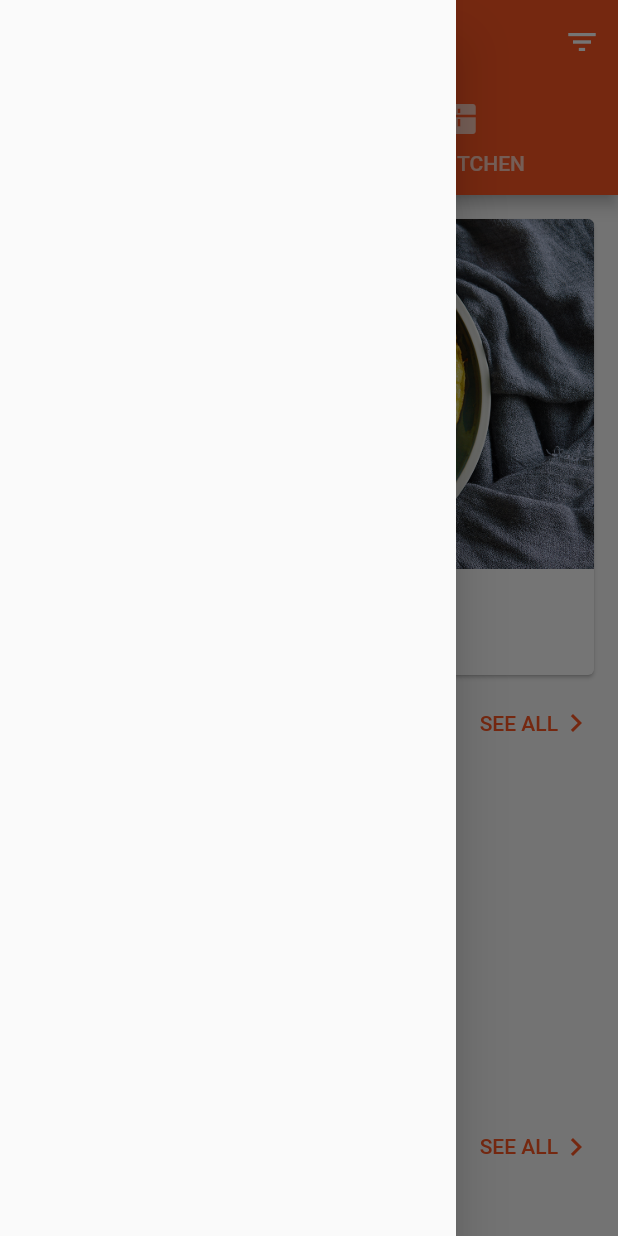
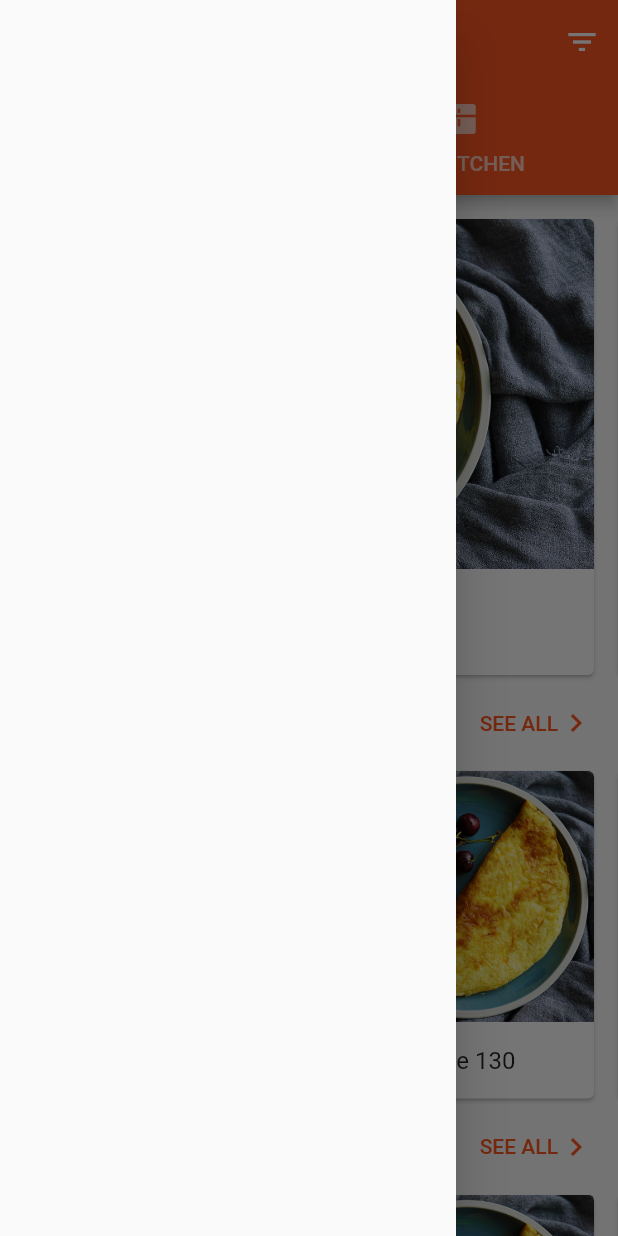
Before and after one commit to FizzyPopp/ChefCapp-Front, a Flutter app: the screen it shows after launch, in the side drawer, after a tap on "My History", on a phone screen of 412 x 824 dp. Run offline on Flutter 3.47's test engine with Material 2 defaults, Android fonts, the light colour scheme and no system bars; drawn by our look-alikes of auto_size_text; our stand-ins replace cloud_firestore, concentric_transition, firebase_auth; accounts and stored records are empty.

Commit message:
Main discover widget (the landing page) now generated from DiscoverController

```diff
--- a/chef_capp/lib/main.dart
+++ b/chef_capp/lib/main.dart
@@ -43,7 +43,7 @@ class Onboarding extends StatelessWidget {
                 child: Column(
                     children: <Widget>[
                       Image(
-                        image: AssetImage('assets/food.jpg'),
+                        image: AssetImage('assets/images/food.jpg'),
                       ),
                       SizedBox(height: 12.0),
                       Container(
--- a/chef_capp/lib/models/dummy.dart
+++ b/chef_capp/lib/models/dummy.dart
@@ -2,54 +2,57 @@ import 'package:chef_capp/index.dart';
 import 'dart:math';
 
 class Dummy {
-  static ID id(int seed) {
-    Random rnd = Random(seed);
+  static int _idStart = 0;
+
+  static ID id() {
     return ID(
-        rnd.nextInt(4096).toString()
+        (_idStart++).toString()
     );
   }
 
   static Recipe recipe(int seed) {
     Random rnd = Random(seed);
+    ID rID = id();
     return Recipe(
-        id(rnd.nextInt(100)),
-        "A Recipe Title",
+        rID,
+        "Recipe Title " + rID.hash,
         (1 + rnd.nextInt(179)),
         (1 + rnd.nextInt(179)),
         (1 + rnd.nextInt(599)),
         [tag(rnd.nextInt(100)), tag(rnd.nextInt(100))],
         [ingredient(rnd.nextInt(100)), ingredient(rnd.nextInt(100)), ingredient(rnd.nextInt(100))],
-        [equipment(rnd.nextInt(100)), equipment(rnd.nextInt(100))],
+        [equipment(), equipment()],
         [recipeStep(rnd.nextInt(100)), recipeStep(rnd.nextInt(100))],
-        Image.asset('assets/images/recipe00001.jpg',fit: BoxFit.cover)
+        Image.asset('assets/images/recipe00001.jpg',fit: BoxFit.cover) // fit does not belong in the model! what do?
     );
   }
 
   static RecipeCollection recipeCollection(int seed) {
     Random rnd = Random(seed);
+    ID rcID = id();
     return RecipeCollection(
-      id(rnd.nextInt(100)),
-      "A Collection Heading",
-      "A Collection Title",
+        rcID,
+      "Collection Heading " + rcID.hash,
+      "Collection Title " + rcID.hash,
       [recipe(rnd.nextInt(100)), recipe(rnd.nextInt(100))],
         Image.asset('assets/images/recipe00001.jpg',fit: BoxFit.cover)
     );
   }
 
-  static Equipment equipment(int seed) {
-    Random rnd = Random(seed);
-    List<String> names = ["oven", "chef's knife", "microwave", "stand mixer", "grater", "muffin tin", "wax paper", "whisk", "melon baller"];
+  static Equipment equipment() {
+    ID eID = id();
     return Equipment(
-        id(rnd.nextInt(100)),
-        names[rnd.nextInt(names.length)]
+        eID,
+        "equipment " + eID.hash
     );
   }
 
   static RecipeStep recipeStep(int seed) {
     Random rnd = Random(seed);
+    ID rsID = id();
     return RecipeStep(
-        id(rnd.nextInt(100)),
-        "description of a step",
+        rsID,
+        "description of step with id " + rsID.hash,
         [ingredient(rnd.nextInt(100)), ingredient(rnd.nextInt(100))] // this may break other code, as no guarantee that these ingredients are in the recipe
     );
   }
@@ -58,7 +61,7 @@ class Dummy {
     Random rnd = Random(seed);
     List<String> names = ["chicken", "potatoe", "garlic", "chocolate", "carrot", "apple", "orange", "rice", "venison"];
     return Ingredient(
-        id(rnd.nextInt(100)),
+        id(),
         names[rnd.nextInt(names.length)],
         (100 * rnd.nextDouble())
     );
@@ -68,7 +71,7 @@ class Dummy {
     Random rnd = Random(seed);
     List<String> names = ["spicy", "hot", "salty", "sweet", "gluten-free", "keto", "vegetarian", "lunch", "dinner", "breakfast", "dessert"];
     return Tag(
-        id(rnd.nextInt(100)),
+        id(),
         names[rnd.nextInt(names.length)]
     );
   }
@@ -76,7 +79,7 @@ class Dummy {
   static User user(int seed) {
     Random rnd = Random(seed);
     return User(
-        id(rnd.nextInt(100)),
+        id(),
         "loblaw@lawblog.com"
     );
   }
--- a/chef_capp/lib/models/id.dart
+++ b/chef_capp/lib/models/id.dart
@@ -1,4 +1,5 @@
 class ID {
-  final String hash;
-  ID(this.hash);
+  final String _hash;
+  ID(this._hash);
+  String get hash => _hash;
 }
--- a/chef_capp/lib/screens/authentication/login.dart
+++ b/chef_capp/lib/screens/authentication/login.dart
@@ -42,7 +42,7 @@ class _LoginPageState extends State<LoginPage> {
                   ),
                   SizedBox(height: 12.0),
                   Image(
-                    image: AssetImage('assets/food.jpg'),
+                    image: AssetImage('assets/images/food.jpg'),
                   ),
                 ],
                 mainAxisAlignment: MainAxisAlignment.center,
--- a/chef_capp/lib/screens/tabs/discover_homepage.dart
+++ b/chef_capp/lib/screens/tabs/discover_homepage.dart
@@ -41,7 +41,7 @@ List<Widget> buildWidgetList(
 class RecipeHomePage extends StatelessWidget {
   @override
   Widget build(BuildContext context) {
-    return VerticalCardListBuilder(dummyDiscoverHomepageList(context));
+    return VerticalCardListBuilder(ParentController.discoverController.dummyDiscoverHomepageList(context));
   }
 }
 
--- a/chef_capp/lib/services/discover.dart
+++ b/chef_capp/lib/services/discover.dart
@@ -7,53 +7,159 @@ class DiscoverController with ChangeNotifier {
   - Makes sure another db call is not made if recipe already stored locally, kind of like a cache
    */
 
-  List<RecipeCollection> hero;
-  List<Recipe> recent; // aka history
-  List<Recipe> favorite;
-  List<Recipe> custom;
+  List<RecipeCollectionData> hero;
+  List<RecipeData> recent; // aka history
+  List<RecipeData> favorite;
+  List<RecipeData> custom;
+  int _heroStart;
 
   DiscoverController() {
-    hero = List<RecipeCollection>();
-    recent = List<Recipe>();
-    favorite = List<Recipe>();
-    custom = List<Recipe>();
+    hero = List<RecipeCollectionData>();
+    recent = List<RecipeData>();
+    favorite = List<RecipeData>();
+    custom = List<RecipeData>();
+    _heroStart = 0;
   }
 
-  Widget _heroCard(BuildContext context, RecipeCollection recipeCollection, String heroID) {
+  String _genHeroID() {
+    return (_heroStart++).toString();
+  }
+
+  List<Widget> dummyDiscoverHomepageList(BuildContext context) {
+    Random rnd = Random(ParentController.SEED);
+
+    if (hero.length == 0) {
+      int lim = rnd.nextInt(5) + 1;
+      for (int i = 0; i < lim; i++) {
+        hero.add(RecipeCollectionData(Dummy.recipeCollection(rnd.nextInt(1000)), _genHeroID()));
+      }
+    }
+
+    if (recent.length == 0) {
+      int lim = rnd.nextInt(5) + 3;
+      for (int i = 0; i < lim; i++) {
+        recent.add(RecipeData(Dummy.recipe(rnd.nextInt(1000)), _genHeroID()));
+      }
+    }
+
+    if (favorite.length == 0) {
+      int lim = rnd.nextInt(5) + 3;
+      for (int i = 0; i < lim; i++) {
+        favorite.add(RecipeData(Dummy.recipe(rnd.nextInt(1000)), _genHeroID()));
+      }
+    }
+
+    if (custom.length == 0) {
+      int lim = rnd.nextInt(5) + 3;
+      for (int i = 0; i < lim; i++) {
+        custom.add(RecipeData(Dummy.recipe(rnd.nextInt(1000)), _genHeroID()));
+      }
+    }
+
+    List<Widget> dummyHeroCardList = hero.map((rcd) => rcd.toHeroCard(context)).toList();
+    List<Widget> dummyMiniCardList = recent.map((rd) => rd.toMiniCard(context)).toList();
+    List<Widget> dummyMiniCardListTwo = favorite.map((rd) => rd.toMiniCard(context)).toList();
+    List<Widget> dummyFullCardList = custom.map((rd) => rd.toFullCard(context)).toList();
+
+    return <Widget>[
+      HorizontalCardListBuilder(
+        height: cardRowHeight(context, heroCardHeight(context)),
+        cardList: dummyHeroCardList,
+      ),
+      ButtonRow(
+        headingText: 'My History',
+        interactionText: 'SEE ALL',
+        onTap: (){
+          Navigator.push(context, MaterialPageRoute(
+              builder: (BuildContext context) => DiscoverFavorites()
+          ));
+        },
+      ),
+      HorizontalCardListBuilder(
+        height: cardRowHeight(context, miniCardHeight(context)),
+        cardList: dummyMiniCardList, // replace
+      ),
+      ButtonRow(
+        headingText: 'My Favorites',
+        interactionText: 'SEE ALL',
+        onTap: (){
+          Navigator.push(context, MaterialPageRoute(
+              builder: (BuildContext context) => DiscoverFavorites()
+          ));
+        },
+      ),
+      HorizontalCardListBuilder(
+        height: cardRowHeight(context, miniCardHeight(context)),
+        cardList: dummyMiniCardListTwo, // replace
+      ),
+      ...dummyFullCardList,
+    ];
+  }
+}
+
+class RecipeCollectionData {
+  final RecipeCollection _rc;
+  final String _heroID;
+
+  RecipeCollectionData(this._rc, this._heroID);
+
+  Widget toHeroCard(BuildContext context) {
     return
       HeroCard(
-        cardHeading: recipeCollection.heading,
-        cardText: recipeCollection.title,
-        cardImage: recipeCollection.thumb,
-        heroID: heroID,
-        onTap: (){onTapHeroCard(context, recipeCollection, heroID);},
+        cardHeading: _rc.heading,
+        cardText: _rc.title,
+        cardImage: _rc.thumb,
+        heroID: _heroID,
+        onTap: (){onTapHeroCard(context);},
       );
   }
 
-  void onTapHeroCard(BuildContext context, RecipeCollection recipeCollection, String heroID) {
+  void onTapHeroCard(BuildContext context) {
     // do something
   }
+}
 
-  Widget _miniRecipeCard(BuildContext context, Recipe recipe, String heroID) {
+class RecipeData {
+  final Recipe _r;
+  final String _heroID;
+
+  RecipeData(this._r, this._heroID);
+
+  Widget toMiniCard(BuildContext context) {
     return
       MiniRecipeCard(
-        cardText: recipe.title,
-        cardImage: recipe.thumb,
-        heroID: heroID,
-        onTap: (){onTapMiniRecipeCard(context, recipe, heroID);},
-      )
-    ;
+        cardText: _r.title,
+        cardImage: _r.thumb,
+        heroID: _heroID,
+        onTap: (){_onTapMiniRecipeCard(context);},
+      );
   }
 
-  void onTapMiniRecipeCard(BuildContext context, Recipe recipe, String heroID) {
+  void _onTapMiniRecipeCard(BuildContext context) {
     Navigator.push(context, MaterialPageRoute(
         builder: (BuildContext context) => RecipeOverview(
-          recipeTitle: recipe.title,
-          heroID: heroID,
-          recipeImage: recipe.thumb,
-          prepTime: recipe.prepTime,
-          cookTime: recipe.cookTime,
-          calories: recipe.calories,)
+            recipeTitle: _r.title,
+            heroID: _heroID,
+            recipeImage: _r.thumb,
+            prepTime: _r.prepTime,
+            cookTime: _r.cookTime,
+            calories: _r.calories)
     ));
   }
+
+  Widget toFullCard(BuildContext context) {
+    return FullRecipeCard(
+        cardText: _r.title,
+        cardImage: _r.thumb,
+        time: _r.cookTime + _r.prepTime,
+        calories: _r.calories,
+        haveIngredients: 0,
+        totalIngredients: 5,
+        onTap: (){onTapFullRecipeCard(context);}
+    );
   }
+
+  void onTapFullRecipeCard(BuildContext context) {
+    // do something
+  }
+}
--- a/chef_capp/lib/widgets/cards.dart
+++ b/chef_capp/lib/widgets/cards.dart
@@ -61,9 +61,28 @@ class MiniRecipeCard extends StatelessWidget {
 }
 
 class FullRecipeCard extends StatelessWidget {
+  final String cardText;
+  final Image cardImage;
+  final int time;
+  final int calories;
+  final int haveIngredients;
+  final int totalIngredients;
+  final Function onTap;
+
+  FullRecipeCard({
+    @required this.cardText,
+    @required this.cardImage,
+    @required this.time,
+    @required this.calories,
+    @required this.haveIngredients,
+    @required this.totalIngredients,
+    this.onTap,
+  });
+
   Color _cardCaptionColor(BuildContext context) {
     return Theme.of(context).textTheme.caption.color;
   }
+
   TextStyle _cardCaptionStyle(BuildContext context) {
     return TextStyle(
       color: _cardCaptionColor(context),
@@ -84,9 +103,12 @@ class FullRecipeCard extends StatelessWidget {
       ),
       child: InkWell(
         onTap: (){
+          onTap;
+          /*
           Navigator.push(context, MaterialPageRoute(
               builder: (BuildContext context) => OldRecipeOverview()
           ));
+           */
         },
         child: SizedBox(
           height: cardTextAreaHeight(context),
@@ -94,10 +116,7 @@ class FullRecipeCard extends StatelessWidget {
             crossAxisAlignment: CrossAxisAlignment.stretch,
             children: <Widget>[
               Expanded(
-                child: Image.asset(
-                  'assets/images/recipe00001.jpg',
-                  fit: BoxFit.cover,
-                ),
+                child: cardImage,
               ),
               SizedBox(
                 width: cardTextAreaWidth(context),
@@ -108,7 +127,7 @@ class FullRecipeCard extends StatelessWidget {
                     mainAxisAlignment: MainAxisAlignment.spaceEvenly,
                     children: <Widget>[
                       AutoSizeText(
-                        'Full Recipe Place Holder Text',
+                        cardText,
                         style: Theme.of(context).textTheme.title,
                         minFontSize: Theme.of(context).textTheme.title.fontSize,
                         maxLines: 2,
@@ -134,7 +153,7 @@ class FullRecipeCard extends StatelessWidget {
                                     width: 8.0,
                                   ),
                                   Text(
-                                    'XX min',
+                                    time.toString() + " mins",
                                     style: _cardCaptionStyle(context),
                                   ),
                                 ],
@@ -150,7 +169,7 @@ class FullRecipeCard extends StatelessWidget {
                                     width: 8.0,
                                   ),
                                   Text(
-                                    'XXX cal',
+                                    calories.toString() + " cal",
                                     style: _cardCaptionStyle(context),
                                   ),
                                 ],
@@ -170,7 +189,7 @@ class FullRecipeCard extends StatelessWidget {
                                 width: 8.0,
                               ),
                               Text(
-                                'X/Y ingredients',
+                                haveIngredients.toString() + "/" + totalIngredients.toString() + " ingredients",
                                 style: _cardCaptionStyle(context),
                               ),
                             ],
--- a/chef_capp/lib/widgets/drawers.dart
+++ b/chef_capp/lib/widgets/drawers.dart
@@ -26,7 +26,7 @@ class ChefDrawer extends StatelessWidget {
             child: Column(
               children: <Widget>[
                 CircleAvatar(
-                  backgroundImage: AssetImage('assets/food.jpg'),
+                  backgroundImage: AssetImage('assets/images/food.jpg'),
                   radius: 50.0,
                 ),
                 Text('Johnny Chocolat')
```
Lines whose indentation alone changed are shown as unchanged.
